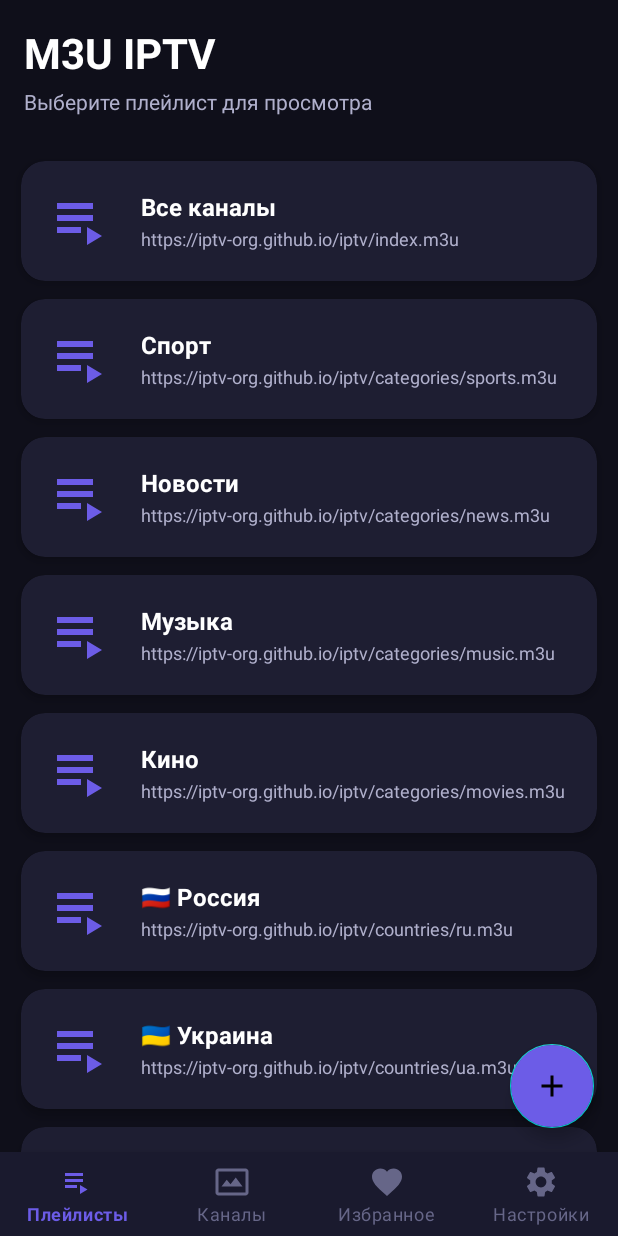
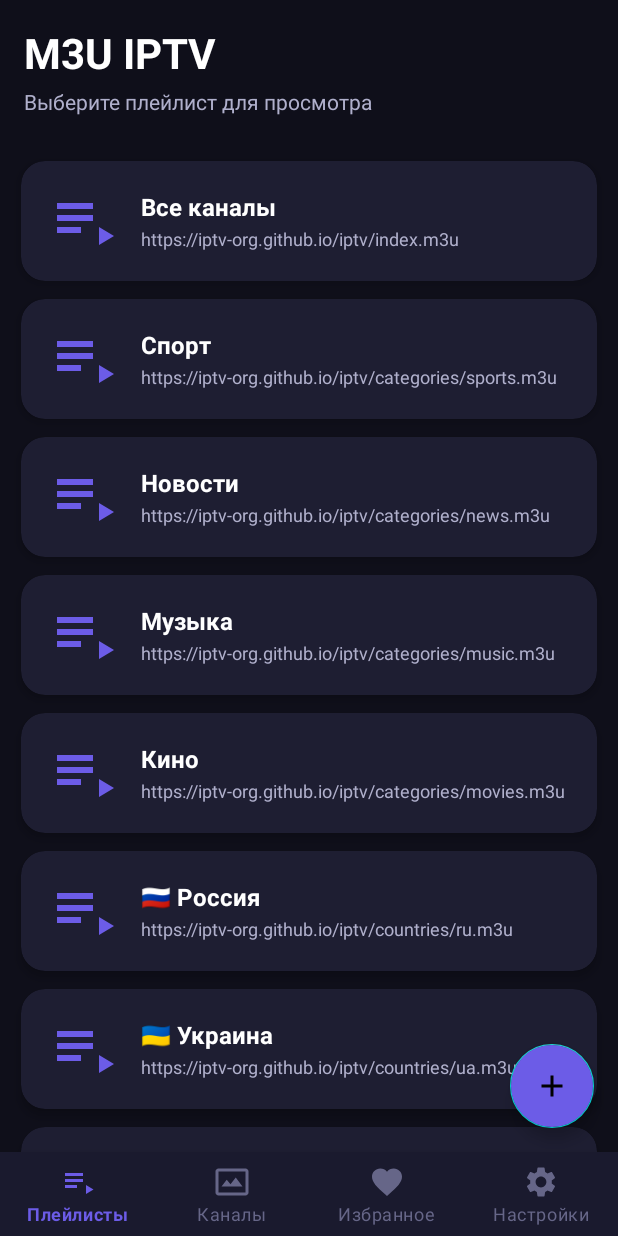
Before and after one commit to donmax76/IpTv, an Android app: the screen it shows after launch (MainActivity), on a phone screen of 412 x 824 dp. Run offline under Robolectric (Android 15) with nearby library versions, the phone set to English and light mode, and no system bars.

```diff
--- a/app/src/main/res/drawable/ic_playlist.xml
+++ b/app/src/main/res/drawable/ic_playlist.xml
@@ -6,5 +6,5 @@
     android:viewportHeight="24">
     <path
         android:fillColor="#FFFFFF"
-        android:pathData="M4,10h12v2H4zM4,6h12v2H4zM4,14h8v2H4zM14,14v6l5,-3z"/>
+        android:pathData="M4,10h12v2H4V10zM4,6h12v2H4V6zM4,14h8v2H4V14zM18,14v6l5,-3L18,14z"/>
 </vector>
```
